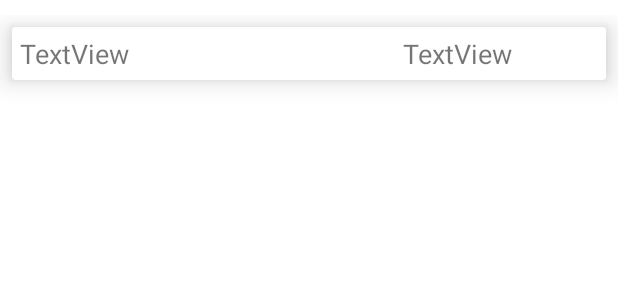
After one commit to anshyadav-cmd/Minor_Project, an Android app: the layout stops_item.xml on its own in the app's theme, with its tools: preview values and no code run, on a phone screen of 412 x 824 dp. The commit adds this screen. Shown: the top 300 px of the screen. Run offline under Robolectric (Android 15) with nearby library versions, the phone set to English and light mode, and no system bars; Roboto replaces fonts that are not available here.

Commit message:
now showing stops of the repectively buses

```diff
--- a/app/src/main/AndroidManifest.xml
+++ b/app/src/main/AndroidManifest.xml
@@ -11,7 +11,9 @@
         android:roundIcon="@mipmap/ic_launcher_round"
         android:supportsRtl="true"
         android:theme="@style/Theme.WhereRU">
-
+        <activity
+            android:name=".BusStopActivity"
+            android:exported="false" />
         <!--
              TODO: Before you run your application, you need a Google Maps API key.
 
--- a/app/src/main/java/com/example/whereru/model/BusStop.java
+++ b/app/src/main/java/com/example/whereru/model/BusStop.java
@@ -1,10 +1,12 @@
 package com.example.whereru.model;
 
-public class BusStop {
+import java.io.Serializable;
+
+public class BusStop implements Serializable {
     private String mTime;
     private String address;
 
-    public BusStop(String time, String address) {
+    public BusStop(String time, String address){
         mTime = time;
         this.address = address;
     }
--- /dev/null
+++ b/app/src/main/res/layout/stops_item.xml
@@ -0,0 +1,43 @@
+<?xml version="1.0" encoding="utf-8"?>
+<FrameLayout xmlns:android="http://schemas.android.com/apk/res/android"
+    xmlns:app="http://schemas.android.com/apk/res-auto"
+    android:layout_width="match_parent"
+    android:layout_height="match_parent"
+    android:layout_marginTop="10dp"
+    android:layout_marginBottom="10dp">
+
+
+    <androidx.cardview.widget.CardView
+        android:layout_width="match_parent"
+        android:layout_height="wrap_content"
+        android:layout_margin="8dp"
+        android:elevation="10dp"
+        app:cardElevation="10dp">
+
+        <LinearLayout
+            android:layout_width="match_parent"
+            android:layout_height="match_parent"
+            android:orientation="horizontal">
+
+            <TextView
+                android:id="@+id/address_textVeiw"
+                android:layout_width="wrap_content"
+                android:layout_height="wrap_content"
+                android:layout_margin="5dp"
+                android:layout_weight="1"
+                android:text="TextView"
+                android:textSize="18sp" />
+
+            <TextView
+                android:id="@+id/stop_time_TextView"
+                android:layout_width="wrap_content"
+                android:layout_height="wrap_content"
+                android:layout_margin="5dp"
+                android:layout_weight="1"
+                android:gravity="center"
+                android:text="TextView"
+                android:textSize="18sp" />
+        </LinearLayout>
+    </androidx.cardview.widget.CardView>
+
+</FrameLayout>
```
Also changed, not shown: app/src/main/java/com/example/whereru/BusStopActivity.java (added, +29 -0 lines), app/src/main/java/com/example/whereru/ViewBusActivity.java (+15 -1 lines), app/src/main/java/com/example/whereru/controller/BusDataAdapter.java (+15 -4 lines), app/src/main/java/com/example/whereru/controller/StopsDataAdapter.java (added, +40 -0 lines), app/src/main/java/com/example/whereru/model/Bus.java (+2 -15 lines), app/src/main/java/com/example/whereru/view/BusStopViewHolder.java (added, +29 -0 lines), app/src/main/res/layout/activity_bus_stop.xml (added, +14 -0 lines).
